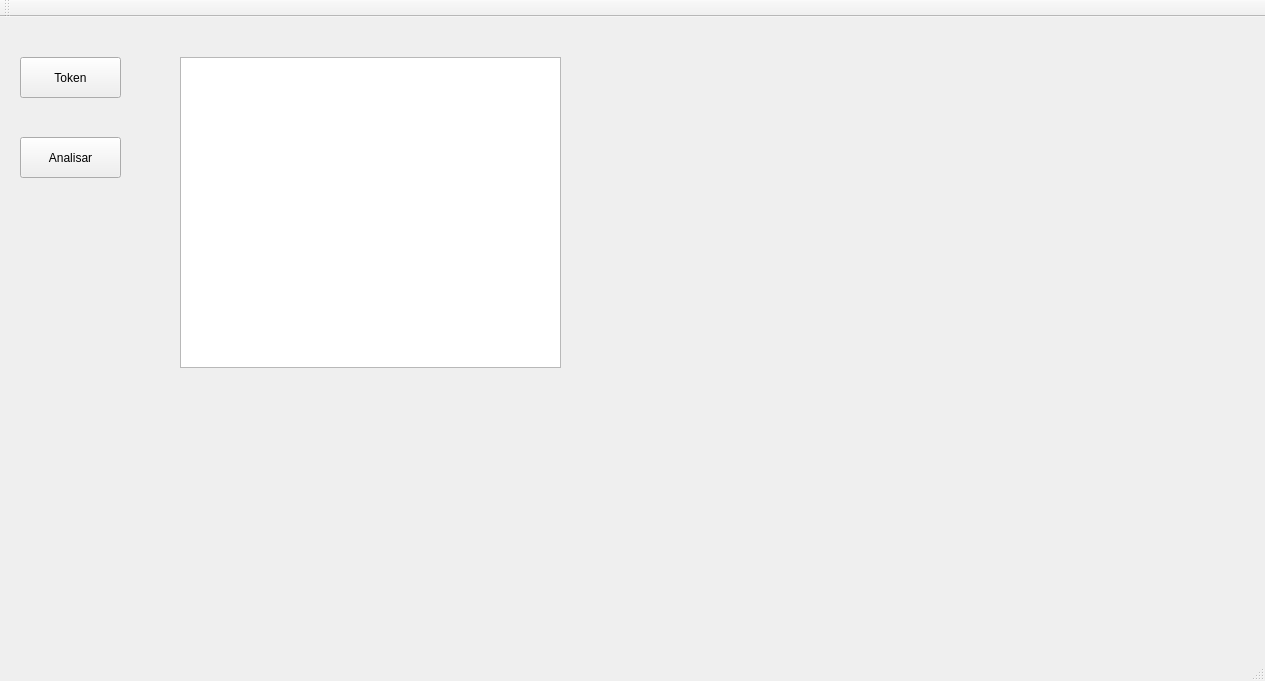
The window that 04-Analisador-Lexico/mainwindow.ui (FeBarbosa/Compiladores) describes before a commit, drawn with Qt 5.
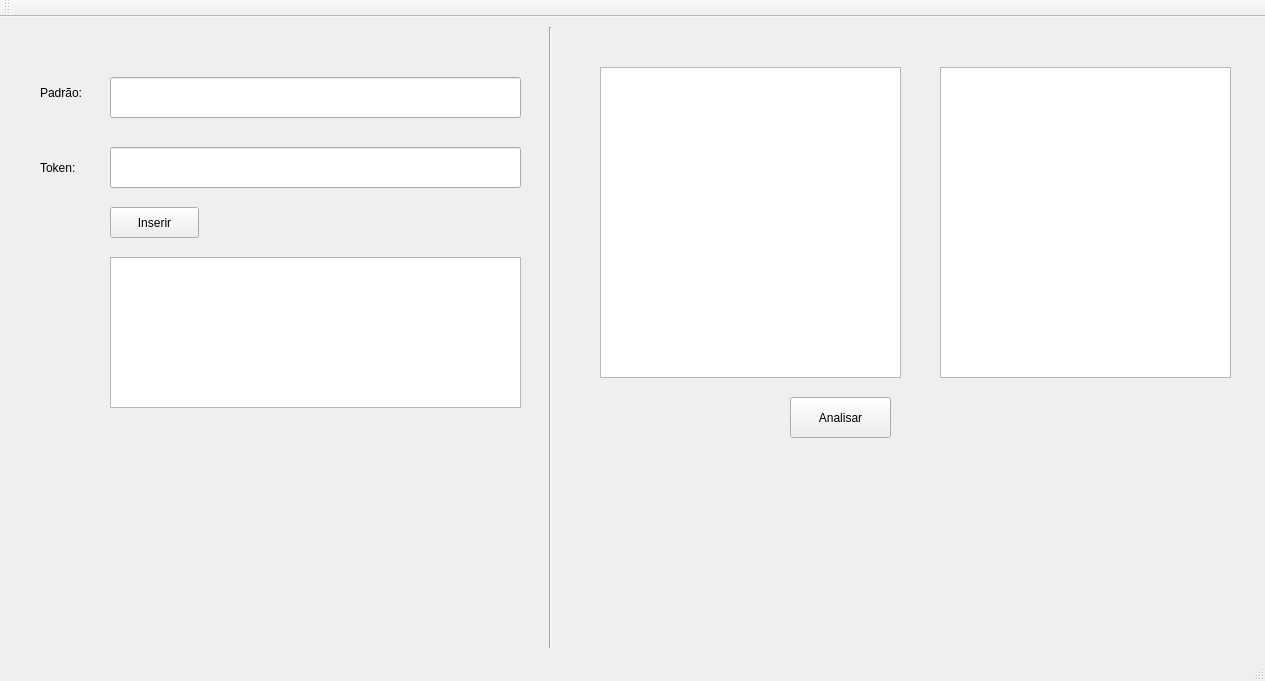
The same window after the commit.

Commit message: Editando a GUI do Analisador Lexico

Patch:
```diff
--- a/04-Analisador-Lexico/mainwindow.ui
+++ b/04-Analisador-Lexico/mainwindow.ui
@@ -14,24 +14,11 @@
    <string>MainWindow</string>
   </property>
   <widget class="QWidget" name="centralWidget">
-   <widget class="QPushButton" name="Token">
-    <property name="geometry">
-     <rect>
-      <x>20</x>
-      <y>40</y>
-      <width>101</width>
-      <height>41</height>
-     </rect>
-    </property>
-    <property name="text">
-     <string>Token</string>
-    </property>
-   </widget>
    <widget class="QPushButton" name="Analisar">
     <property name="geometry">
      <rect>
-      <x>20</x>
-      <y>120</y>
+      <x>790</x>
+      <y>380</y>
       <width>101</width>
       <height>41</height>
      </rect>
@@ -40,14 +27,128 @@
      <string>Analisar</string>
     </property>
    </widget>
+   <widget class="QTextEdit" name="entradaCodigo">
+    <property name="enabled">
+     <bool>true</bool>
+    </property>
+    <property name="geometry">
+     <rect>
+      <x>600</x>
+      <y>50</y>
+      <width>301</width>
+      <height>311</height>
+     </rect>
+    </property>
+   </widget>
+   <widget class="QLabel" name="label">
+    <property name="geometry">
+     <rect>
+      <x>40</x>
+      <y>60</y>
+      <width>67</width>
+      <height>31</height>
+     </rect>
+    </property>
+    <property name="text">
+     <string>Padrão:</string>
+    </property>
+   </widget>
+   <widget class="QLineEdit" name="entradaExpressao">
+    <property name="geometry">
+     <rect>
+      <x>110</x>
+      <y>60</y>
+      <width>411</width>
+      <height>41</height>
+     </rect>
+    </property>
+   </widget>
+   <widget class="QLabel" name="label_2">
+    <property name="geometry">
+     <rect>
+      <x>40</x>
+      <y>140</y>
+      <width>51</width>
+      <height>21</height>
+     </rect>
+    </property>
+    <property name="text">
+     <string>Token:</string>
+    </property>
+   </widget>
+   <widget class="QLineEdit" name="entradaToken">
+    <property name="geometry">
+     <rect>
+      <x>110</x>
+      <y>130</y>
+      <width>411</width>
+      <height>41</height>
+     </rect>
+    </property>
+   </widget>
+   <widget class="QTableWidget" name="tableWidget">
+    <property name="geometry">
+     <rect>
+      <x>110</x>
+      <y>240</y>
+      <width>411</width>
+      <height>151</height>
+     </rect>
+    </property>
+   </widget>
+   <widget class="QPushButton" name="inserirToken">
+    <property name="geometry">
+     <rect>
+      <x>110</x>
+      <y>190</y>
+      <width>89</width>
+      <height>31</height>
+     </rect>
+    </property>
+    <property name="text">
+     <string>Inserir</string>
+    </property>
+   </widget>
+   <widget class="QLabel" name="label_4">
+    <property name="geometry">
+     <rect>
+      <x>630</x>
+      <y>490</y>
+      <width>581</width>
+      <height>131</height>
+     </rect>
+    </property>
+    <property name="text">
+     <string/>
+    </property>
+   </widget>
    <widget class="QTextEdit" name="textEdit">
+    <property name="enabled">
+     <bool>true</bool>
+    </property>
     <property name="geometry">
      <rect>
-      <x>180</x>
-      <y>40</y>
-      <width>381</width>
+      <x>940</x>
+      <y>50</y>
+      <width>291</width>
       <height>311</height>
      </rect>
+    </property>
+    <property name="readOnly">
+     <bool>true</bool>
+    </property>
+   </widget>
+   <widget class="Line" name="line">
+    <property name="geometry">
+     <rect>
+      <x>540</x>
+      <y>10</y>
+      <width>20</width>
+      <height>621</height>
+     </rect>
+    </property>
+    <property name="orientation">
+     <enum>Qt::Vertical</enum>
     </property>
    </widget>
   </widget>
```
Left out of the diff: 2 changed lines with no effect on the pictures. The commit also changes 7 other files.
